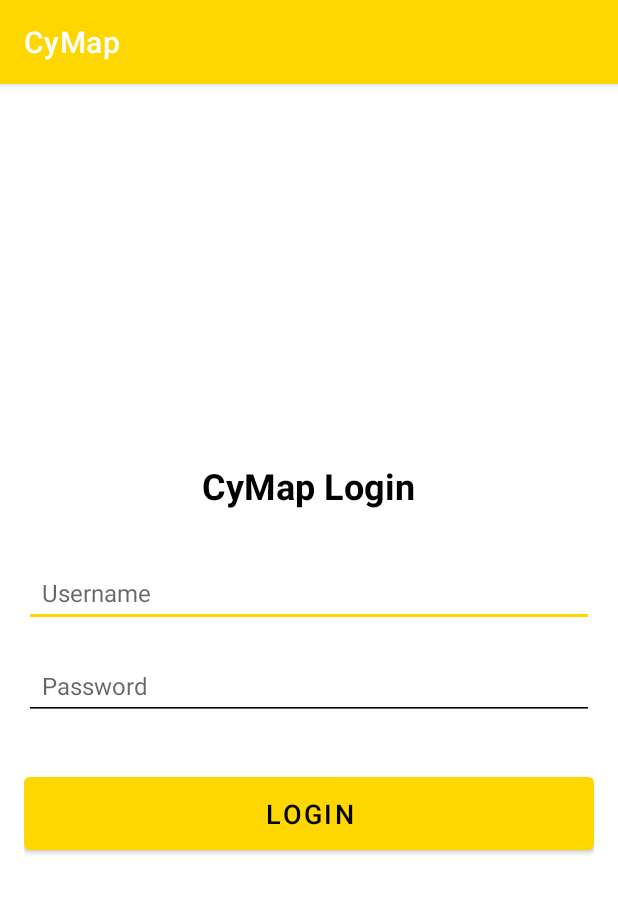
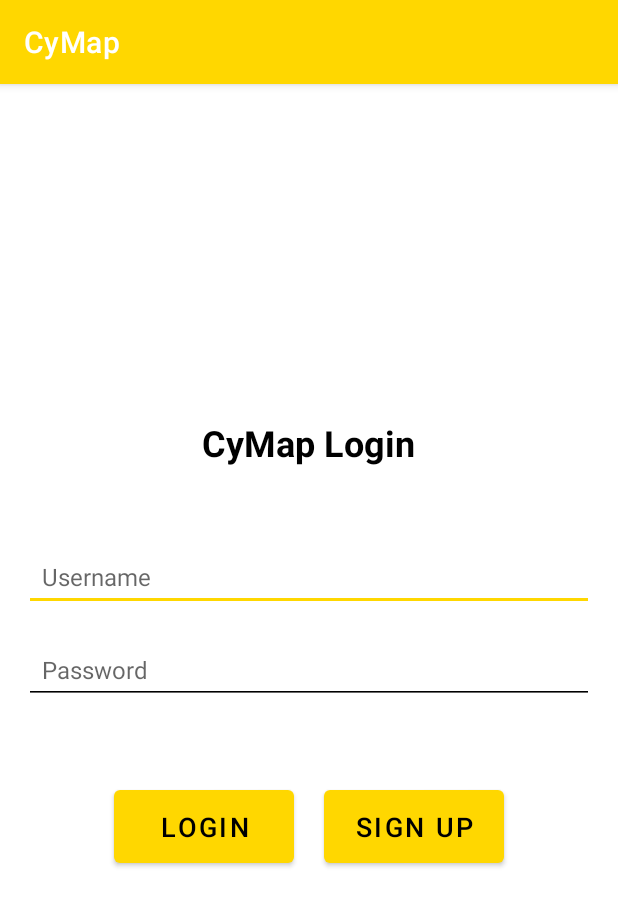
Before and after one commit to dmaheeka/CpRE388_FinalProject_CyMap, an Android app: the screen it shows after launch (loginActivity), on a phone screen of 412 x 824 dp. Shown: the top 906 px of the screen. Run offline under Robolectric (Android 15) with nearby library versions, the phone set to English and light mode, and no system bars; our stand-ins replace Firebase (no records; nobody signed in at launch, a user with empty details on screens opened directly).

Commit message:
sign up button

```diff
--- a/app/src/main/res/layout/login_xml.xml
+++ b/app/src/main/res/layout/login_xml.xml
@@ -14,7 +14,7 @@
         android:textSize="24sp"
         android:textStyle="bold"
         android:textColor="@color/black"
-        android:layout_marginBottom="32dp" />
+        android:layout_marginBottom="50dp" />
 
     <EditText
         android:id="@+id/username"
@@ -38,14 +38,33 @@
         android:padding="12dp"
         android:textSize="16sp" />
 
+    <LinearLayout xmlns:android="http://schemas.android.com/apk/res/android"
+        android:layout_width="match_parent"
+        android:layout_height="100dp"
+        android:orientation="horizontal"
+        android:padding="16dp"
+        android:gravity="center">
+
     <Button
         android:id="@+id/login_button"
-        android:layout_width="match_parent"
+        android:layout_width="120dp"
         android:layout_height="wrap_content"
         android:text="Login"
         android:textColor="@color/black"
         android:textSize="18sp"
         android:visibility="visible"
+        android:layout_marginRight="20dp"
+        android:padding="12dp" />
+    <Button
+        android:id="@+id/sign_up_button"
+        android:layout_width="120dp"
+        android:layout_height="wrap_content"
+        android:text="sign up"
+        android:textColor="@color/black"
+        android:textSize="18sp"
+        android:visibility="visible"
         android:padding="12dp" />
 
+
 </LinearLayout>
+</LinearLayout>
```
Also changed, not shown: app/src/main/java/com/example/mapruler/loginActivity.java (+37 -1 lines).
